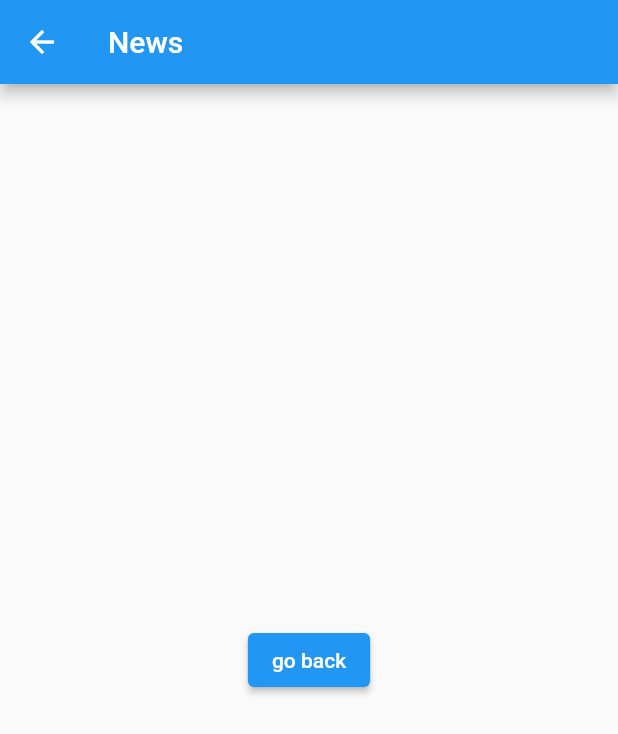
After one commit to HackerBoiiii/pahadi_things, a Flutter app: the screen it shows after launch, after a tap on "news", on a phone screen of 412 x 824 dp. The commit adds this screen. Shown: the top 734 px of the screen. Run offline on Flutter 3.47's test engine with Material 2 defaults, Android fonts, the phone set to English and light mode, and no system bars.

Commit message:
splashScreen Created

```diff
--- a/lib/Homedashboard.dart
+++ b/lib/Homedashboard.dart
@@ -1,19 +1,39 @@
 import 'package:flutter/material.dart';
+import 'package:pahadi_things/NewsPage.dart';
+import 'Drawer.dart';
+
 
 class Homepagedashboard extends StatelessWidget {
   @override
   Widget build(BuildContext context) {
-    return GridView(
+    return Scaffold(
+      appBar: AppBar(
+        title: Text('Pahadi Things'),
+
+      ),
+      drawer: DrawerLayout(),
+      body: GridView(
+
+
         gridDelegate: SliverGridDelegateWithFixedCrossAxisCount(
           crossAxisCount: 2,
           crossAxisSpacing: 5.0,
           mainAxisSpacing: 3.0,
+
         ),
+
         children: <Widget>[
+
           Container(
+
+
             child: Card(
-                  child: Column(
-                    children: <Widget>[
+                child: InkWell(
+                  onTap: (){
+                    Navigator.push(context, MaterialPageRoute(builder: (context) => NewsPage())
+                    );
+                  },
+                  child: Column(children: <Widget>[
                     CircleAvatar(
                       backgroundColor: Colors.white,
                       backgroundImage: AssetImage("assets/news.png"),
@@ -23,7 +43,8 @@ class Homepagedashboard extends StatelessWidget {
                       "news",
                       style: TextStyle(backgroundColor: Colors.amber),
                     )
-                    ],
+                  ],),
+
                 )),
           ),
           Container(
@@ -47,9 +68,12 @@ class Homepagedashboard extends StatelessWidget {
           ),
           Container(
             child: Card(
+
               child: Column(
+
                 children: <Widget>[
                   CircleAvatar(
+
                     backgroundImage: AssetImage("assets/komaoni.jpg"),
                     radius: 50.0,
                   ),
@@ -58,7 +82,7 @@ class Homepagedashboard extends StatelessWidget {
                     style: TextStyle(backgroundColor: Colors.amber),
                   )
                 ],
-                  )),
+              ),  ),
           ),
           Container(
             child: Card(
@@ -76,6 +100,8 @@ class Homepagedashboard extends StatelessWidget {
                 )),
           ),
         ],
+      ),
+
     );
   }
 }
--- /dev/null
+++ b/lib/NewsPage.dart
@@ -0,0 +1,25 @@
+import 'package:flutter/material.dart';
+
+
+
+class NewsPage extends StatelessWidget {
+  @override
+  Widget build(BuildContext context) {
+    return Scaffold(
+      appBar: AppBar(
+        title: Text('News'),
+
+      ),
+      body: Center(
+        child: ElevatedButton(
+          onPressed: (){
+            Navigator.pop(context);
+
+          },
+          child: Text('go back'),
+
+        ),
+      ),
+    );
+  }
+}
--- a/lib/main.dart
+++ b/lib/main.dart
@@ -1,4 +1,7 @@
+import 'dart:async';
 import 'dart:ui';
+import 'package:flutter/cupertino.dart';
+
 import 'Homedashboard.dart';
 import 'package:flutter/material.dart';
 import 'Drawer.dart';
@@ -11,6 +14,7 @@ class PahadiThings extends StatelessWidget {
   @override
   Widget build(BuildContext context) {
     return MaterialApp(
+      debugShowCheckedModeBanner: false,
       title: "Pahadi Things",
       theme: ThemeData(
         primarySwatch: Colors.blue,
@@ -20,19 +24,74 @@ class PahadiThings extends StatelessWidget {
   }
 }
 
-class HomePage extends StatelessWidget {
+class HomePage extends StatefulWidget {
   @override
+  _HomePageState createState() => _HomePageState();
+}
+
+class _HomePageState extends State<HomePage> {
+  @override
+  void initState() {
+    Timer(
+        Duration(seconds: 3),
+        () => Navigator.push(context,
+            MaterialPageRoute(builder: (context) => Homepagedashboard())));
+  }
+
   Widget build(BuildContext context) {
     return Scaffold(
-      appBar: AppBar(
-        title: Text(
-          'Pahadi Things',
-          textAlign: TextAlign.center,
-          style: TextStyle(fontWeight: FontWeight.bold),
+
+      body: InkWell(
+        child: Stack(
+          fit: StackFit.expand,
+          children: <Widget>[
+            Column(
+              mainAxisAlignment: MainAxisAlignment.start,
+              children: <Widget>[
+                Expanded(
+                  flex: 7,
+                  child: Container(
+                      child: Column(
+                        mainAxisAlignment: MainAxisAlignment.center,
+                        children: <Widget>[
+                          Image.asset(
+                            'assets/kedarnath.jpg',
+                            height: 100,
+                            width: 100,
+                          ),
+                          Padding(
+                            padding: const EdgeInsets.only(top: 10.0),
+                          ),
+                        ],
+                      )),
+                ),
+                Expanded(
+                  child: Column(
+                    children: <Widget>[
+                      CircularProgressIndicator(),
+                      Container(
+                        height: 10,
+                      ),
+                      Row(
+                          mainAxisAlignment: MainAxisAlignment.spaceAround,
+                          children: <Widget>[
+                            Spacer(),
+
+                            Spacer(
+                              flex: 4,
+                            ),
+                            Text('androing'),
+                            Spacer(),
+                          ])
+                    ],
+                  ),
+                ),
+              ],
+            ),
+          ],
         ),
       ),
-      body: Homepagedashboard(),
-      drawer: DrawerLayout(),
     );
+
   }
 }
--- a/pubspec.yaml
+++ b/pubspec.yaml
@@ -21,7 +21,9 @@ environment:
   sdk: ">=2.7.0 <3.0.0"
 
 dependencies:
+
   google_fonts: ^1.1.1
+  toast: ^0.1.5
   flutter:
     sdk: flutter
 
```
Also changed, not shown: pubspec.lock, 19 other files. Lines whose indentation alone changed are shown as unchanged.
